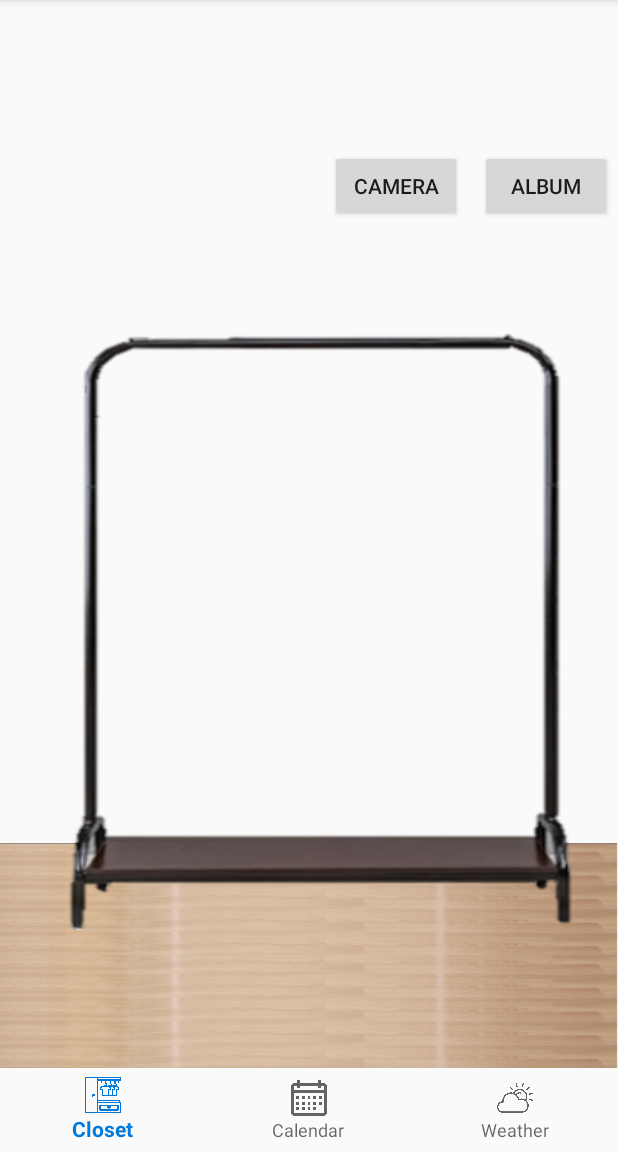
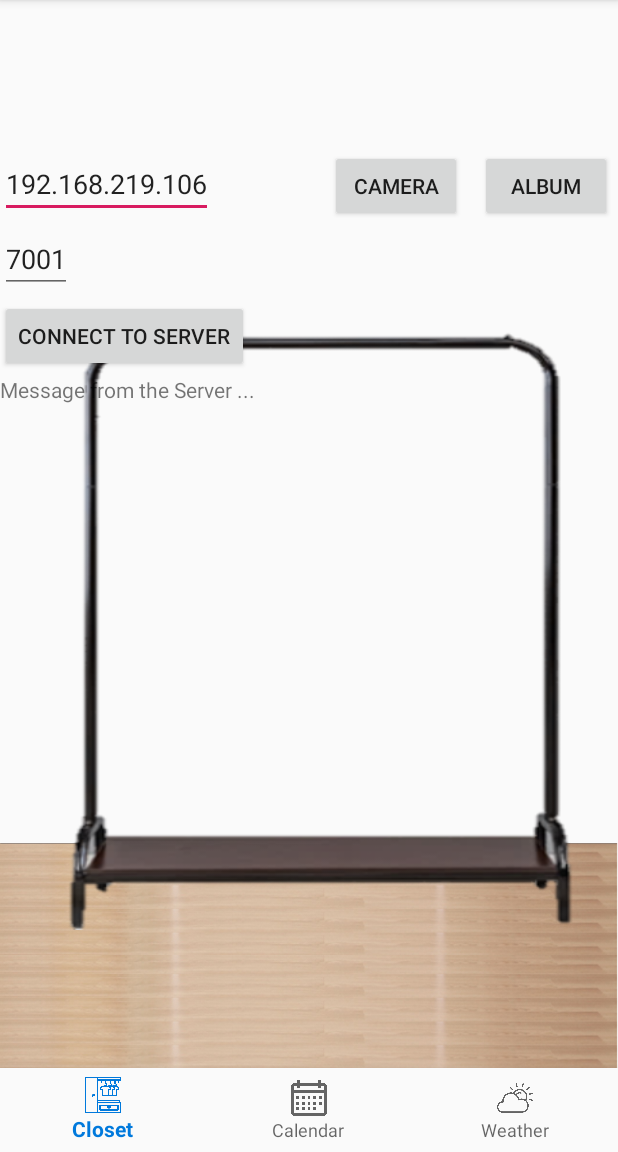
Before and after one commit to JJangA9/Smart_Coordinate_Application, an Android app: the screen it shows after launch (MainActivity), on a phone screen of 412 x 824 dp, the part 84-1236 px from its top. Run offline under Robolectric (Android 15) with nearby library versions, the light colour scheme and no system bars; libraries missing offline, so code that uses them is left out: com.prolificinteractive.materialcalendarview; pictures from the network do not load; 1 statement that could not run was skipped.

Commit message:
Send Image To Flask Server

```diff
--- a/Smart_Coordinate/Smart_Coordinator/app/src/main/res/layout/fragment_closet.xml
+++ b/Smart_Coordinate/Smart_Coordinator/app/src/main/res/layout/fragment_closet.xml
@@ -45,4 +45,33 @@
         android:layout_marginTop="100dp"
         android:text="album" />
 
+    <EditText
+        android:layout_width="wrap_content"
+        android:layout_height="wrap_content"
+        android:layout_marginTop="100dp"
+        android:id="@+id/IPAddress"
+        android:text="192.168.219.106"/>
+
+    <EditText
+        android:layout_width="wrap_content"
+        android:layout_height="wrap_content"
+        android:layout_marginTop="150dp"
+        android:id="@+id/portNumber"
+        android:text="7001"/>
+
+    <Button
+        android:id="@+id/connectServer"
+        android:layout_width="wrap_content"
+        android:layout_height="wrap_content"
+        android:layout_marginTop="200dp"
+        android:text="Connect to Server"
+        />
+
+    <TextView
+        android:layout_width="wrap_content"
+        android:layout_height="wrap_content"
+        android:layout_marginTop="250dp"
+        android:text="Message from the Server ..."
+        android:id="@+id/responseText"/>
+
 </RelativeLayout>
```
Also changed, not shown: Smart_Coordinate/Smart_Coordinator/app/src/main/java/com/example/smart_coordinator/FragmentCloset.java (+94 -1 lines), Smart_Coordinate/Smart_Coordinator/app/gradle/wrapper/gradle-wrapper.properties (added), 2 other files.
